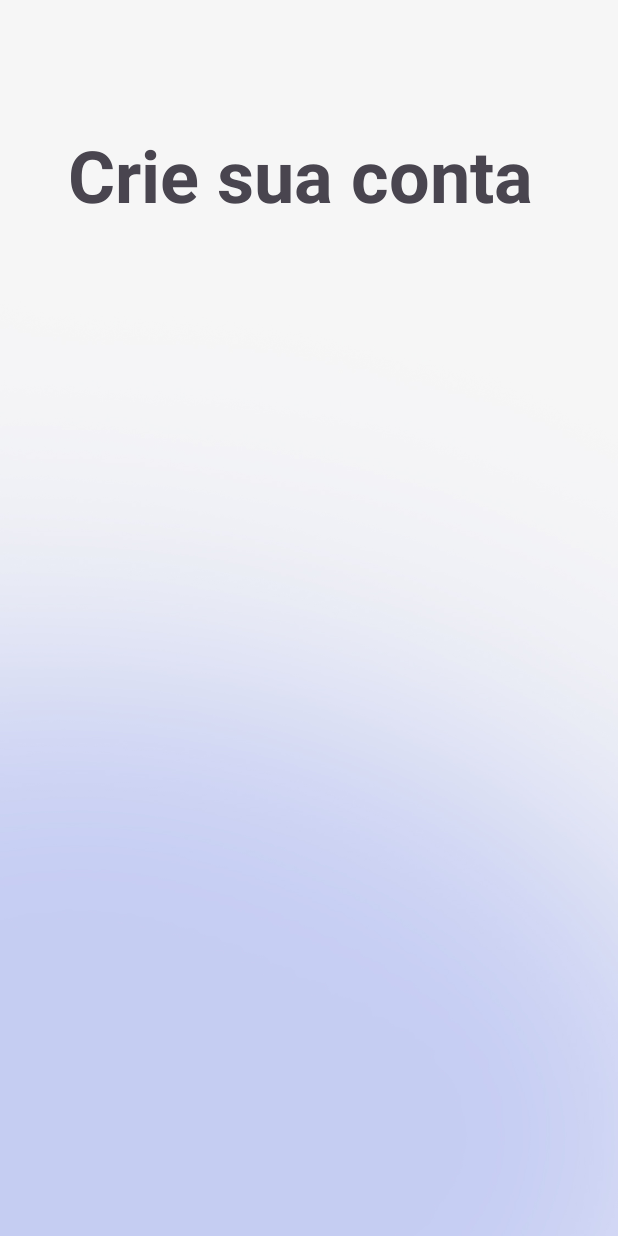
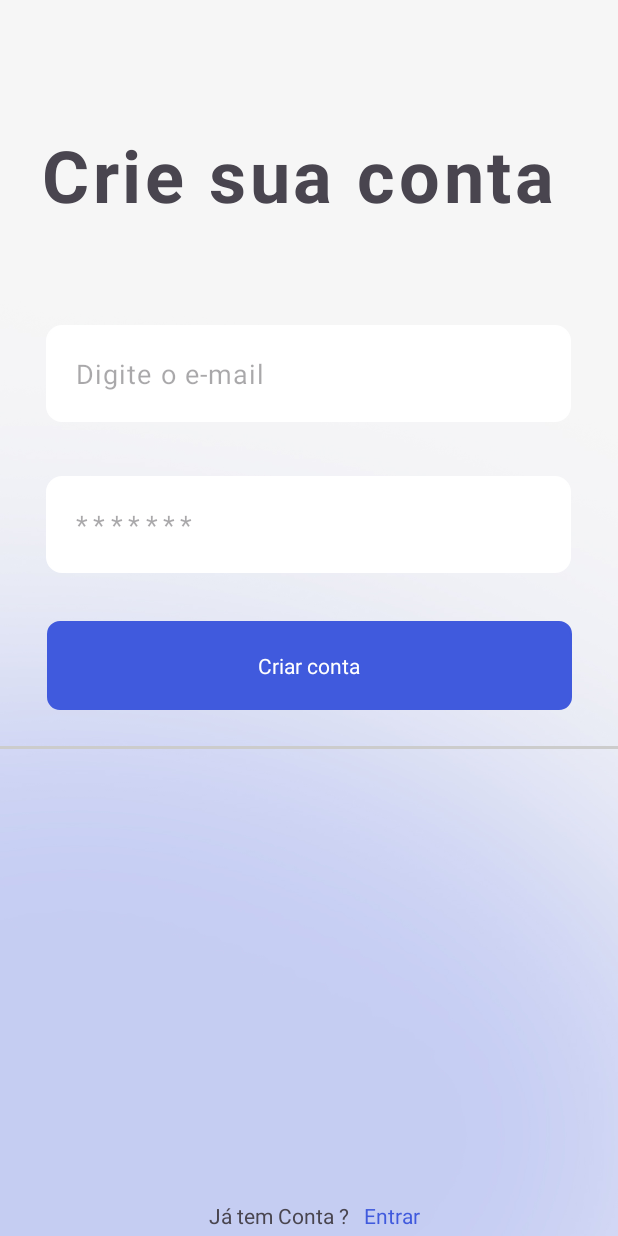
Before and after one commit to SavioSoares7/PersonNotes, an Android app: the register screen opened directly, with no data from a screen before it, on a phone screen of 412 x 824 dp. Run offline under Robolectric (Android 15) with nearby library versions, the phone set to English and light mode, and no system bars.

Commit message:
Finished layout register

```diff
--- /dev/null
+++ b/app/src/main/res/drawable/inp_default.xml
@@ -0,0 +1,15 @@
+<shape xmlns:android="http://schemas.android.com/apk/res/android"
+    android:shape="rectangle">
+
+    <!-- Cor de fundo -->
+    <solid android:color="#fff" />
+
+    <!-- Cor da borda e espessura -->
+    <stroke
+        android:color="#fff"
+        android:width="1sp"/>
+
+    <!-- Raio dos cantos -->
+    <corners android:radius="10dp" /> <!-- Ajuste este valor conforme necessário -->
+
+</shape>
--- a/app/src/main/res/drawable/wave_animation.xml
+++ /dev/null
@@ -1,21 +0,0 @@
-<set xmlns:android="http://schemas.android.com/apk/res/android">
-    <!-- Animação de escala para a expansão -->
-    <scale
-        android:fromXScale="1"
-        android:toXScale="1.2"
-        android:fromYScale="1"
-        android:toYScale="1.2"
-        android:pivotX="50%"
-        android:pivotY="50%"
-        android:duration="1000"
-        android:repeatMode="reverse"
-        android:repeatCount="infinite"/>
-
-    <!-- Animação de transparência para a expansão -->
-    <alpha
-        android:fromAlpha="1.0"
-        android:toAlpha="0.0"
-        android:duration="1000"
-        android:repeatMode="reverse"
-        android:repeatCount="infinite"/>
-</set>
--- a/app/src/main/res/layout/activity_register.xml
+++ b/app/src/main/res/layout/activity_register.xml
@@ -8,15 +8,89 @@
     android:background="@drawable/bg_white">
 
     <TextView
+        android:id="@+id/text_create_acc"
         android:layout_width="wrap_content"
         android:layout_height="wrap_content"
         android:layout_marginTop="84dp"
         android:text="Crie sua conta "
         android:textSize="48dp"
+        android:letterSpacing="0.05"
         android:textStyle="bold"
         app:layout_constraintEnd_toEndOf="parent"
         app:layout_constraintStart_toStartOf="parent"
         app:layout_constraintTop_toTopOf="parent" />
 
+    <EditText
+        android:id="@+id/input_email"
+        android:layout_width="350dp"
+        android:layout_height="wrap_content"
+        android:layout_marginTop="68dp"
+        android:background="@drawable/inp_default"
+        android:hint="Digite o e-mail"
+        android:inputType="textWebEmailAddress"
+        android:letterSpacing="0.04"
+        android:padding="20dp"
+        app:layout_constraintEnd_toEndOf="parent"
+        app:layout_constraintHorizontal_bias="0.491"
+        app:layout_constraintStart_toStartOf="parent"
+        app:layout_constraintTop_toBottomOf="@+id/text_create_acc" />
 
+    <EditText
+        android:id="@+id/input_password"
+        android:layout_width="350dp"
+        android:layout_height="wrap_content"
+        android:layout_marginTop="36dp"
+        android:background="@drawable/inp_default"
+        android:hint="*******"
+        android:inputType="textPassword"
+        android:padding="20dp"
+        android:letterSpacing="0.2"
+        app:layout_constraintEnd_toEndOf="parent"
+        app:layout_constraintHorizontal_bias="0.491"
+        app:layout_constraintStart_toStartOf="parent"
+        app:layout_constraintTop_toBottomOf="@+id/input_email" />
+
+    <TextView
+        android:id="@+id/btn_create"
+        android:layout_width="350dp"
+        android:background="@drawable/btn_primary_color"
+        android:padding="20dp"
+        android:textAlignment="center"
+        android:textColor="#fff"
+        android:layout_height="wrap_content"
+        android:layout_marginTop="32dp"
+        android:text="Criar conta"
+        app:layout_constraintEnd_toEndOf="parent"
+        app:layout_constraintStart_toStartOf="parent"
+        app:layout_constraintTop_toBottomOf="@+id/input_password" />
+
+    <View
+        android:id="@+id/view"
+        android:layout_width="match_parent"
+        android:layout_height="2dp"
+        android:layout_marginTop="24dp"
+        android:background="#ccc"
+        app:layout_constraintTop_toBottomOf="@+id/btn_create"
+        tools:layout_editor_absoluteX="0dp" />
+
+    <TextView
+        android:id="@+id/textView"
+        android:layout_width="wrap_content"
+        android:layout_height="wrap_content"
+        android:layout_marginBottom="4dp"
+        android:text="Já tem Conta ?"
+        app:layout_constraintBottom_toBottomOf="parent"
+        app:layout_constraintEnd_toEndOf="parent"
+        app:layout_constraintHorizontal_bias="0.437"
+        app:layout_constraintStart_toStartOf="parent" />
+
+    <TextView
+        android:layout_width="wrap_content"
+        android:layout_height="wrap_content"
+        android:textColor="@color/primaryBlue"
+        android:layout_marginStart="10dp"
+        android:layout_marginBottom="4dp"
+        android:text="@string/to_enter"
+        app:layout_constraintBottom_toBottomOf="parent"
+        app:layout_constraintStart_toEndOf="@+id/textView" />
 </androidx.constraintlayout.widget.ConstraintLayout>
```
